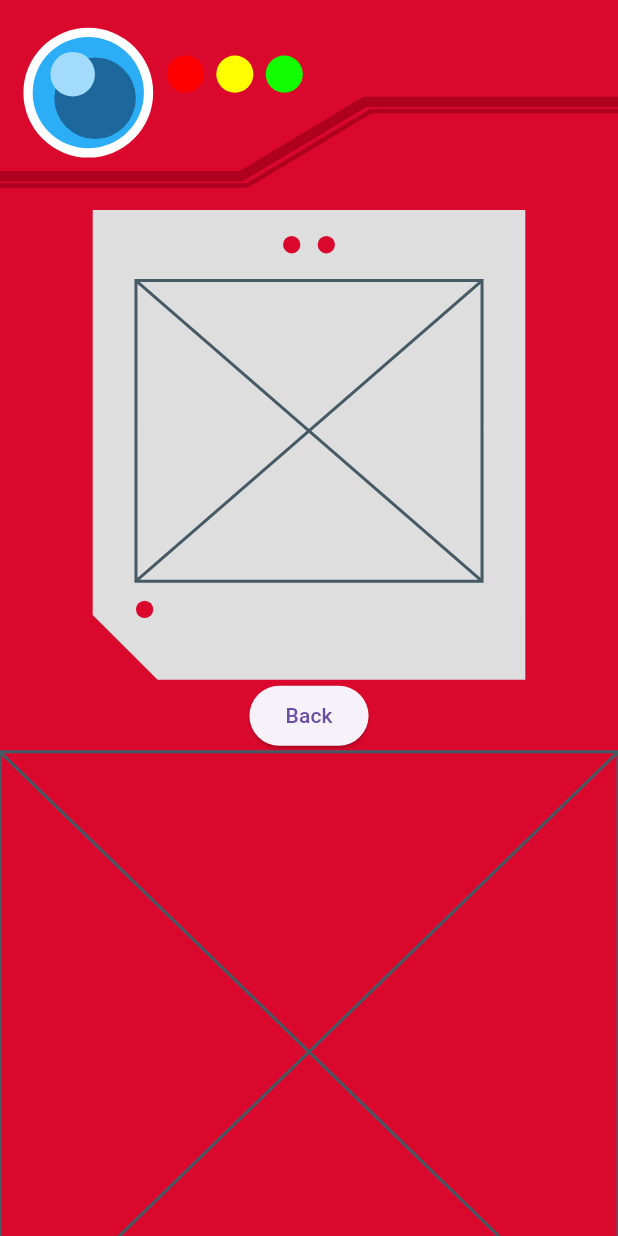
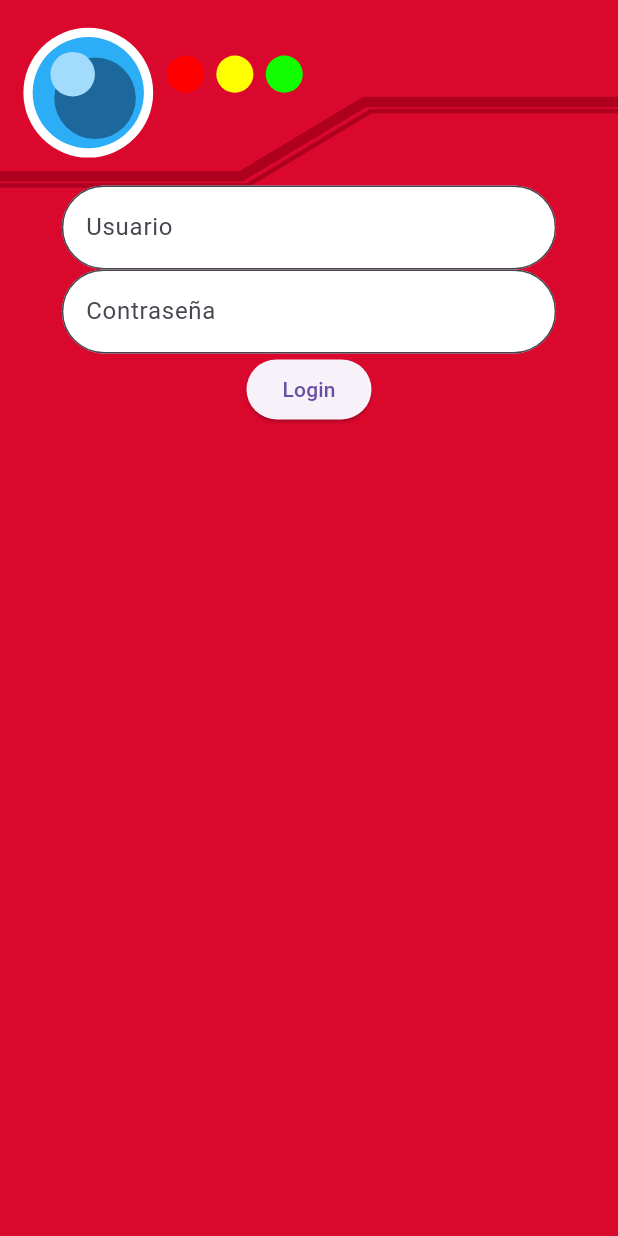
Before and after one commit to AngelFavila/poquidax, a Flutter app: the screen it shows after launch, after a tap on "Login", on a phone screen of 412 x 824 dp. Run offline on Flutter 3.47's test engine with Material 3 defaults, Android fonts, the phone set to English and light mode, and no system bars.

Commit message:
Cambios a Views en lugar de clases con ViewModel

```diff
--- a/poquidax/lib/main.dart
+++ b/poquidax/lib/main.dart
@@ -2,7 +2,7 @@ import 'package:flutter/material.dart';
 import 'package:flutter/services.dart';
 import 'package:provider/provider.dart';
 import 'view/shared/pokedex_banner.dart';
-import 'viewmodel/main_view_model.dart';
+import 'viewmodel/main_viewModel.dart';
 
 void main() {
   WidgetsFlutterBinding.ensureInitialized();
@@ -58,8 +58,9 @@ class MainApp extends StatelessWidget {
           children: [
             bannerContainer(
                 height: screenSize.height,
-                        colorScheme: myColorScheme), //Banner que esta estatico en pantallas
-                    ...viewModel.screenWidgets, // Carga lista de Widgets del view model
+                colorScheme:
+                    myColorScheme), //Banner que esta estatico en pantallas
+            viewModel.screenWidget, // Carga lista de Widgets del view model
           ],
         ),
       ),
--- /dev/null
+++ b/poquidax/lib/view/login/login_view.dart
@@ -0,0 +1,82 @@
+import 'package:flutter/material.dart';
+import '../../viewmodel/login_viewModel.dart';
+
+class LoginView extends StatefulWidget {
+  LoginViewModel _viewModel;
+  final Size screenSize;
+
+  LoginView(this._viewModel, {super.key, required this.screenSize, required Function onLoginResult}) {
+    _viewModel.onLoginResult = onLoginResult;
+  }
+
+  @override
+  State<LoginView> createState() => _LoginViewState();
+}
+
+class _LoginViewState extends State<LoginView> {
+  @override
+  Widget build(BuildContext context) {
+    return Column(
+      children: [
+        UserField(),
+        PasswordField(),
+        LoginButton(),
+      ],
+    );
+  }
+
+  // User Field
+  Widget UserField() {
+    return Padding(
+      padding: EdgeInsets.symmetric(horizontal: widget.screenSize.width * 0.1),
+      child: TextFormField(
+        onChanged: (value) {
+          widget._viewModel.username = value; // Update ViewModel username
+        },
+        decoration: InputDecoration(
+          labelText: 'Usuario',
+          floatingLabelBehavior: FloatingLabelBehavior.never,
+          filled: true,
+          fillColor: Colors.white,
+          border: OutlineInputBorder(borderRadius: BorderRadius.circular(30.0)),
+        ),
+      ),
+    );
+  }
+
+  // Password Field with ValueListenableBuilder
+  Widget PasswordField() {
+    return Padding(
+      padding: EdgeInsets.symmetric(horizontal: widget.screenSize.width * 0.1),
+      child: ValueListenableBuilder<String>(
+        valueListenable: widget._viewModel.passwordNotifier,
+        builder: (context, password, child) {
+          return TextFormField(
+            onChanged: (value) {
+              widget._viewModel.password = value; // Update ViewModel password
+            },
+            obscureText: true,
+            decoration: InputDecoration(
+              labelText: 'Contraseña',
+              floatingLabelBehavior: FloatingLabelBehavior.never,
+              filled: true,
+              fillColor: Colors.white,
+              border:
+                  OutlineInputBorder(borderRadius: BorderRadius.circular(30.0)),
+            ),
+          );
+        },
+      ),
+    );
+  }
+
+  // Login Button
+  Widget LoginButton() {
+    return ElevatedButton(
+      onPressed: () {
+        widget._viewModel.handleLogin(); // Funcion de Login
+      },
+      child: Text("Login"),
+    );
+  }
+}
--- a/poquidax/lib/view/shared/main_screen.dart
+++ /dev/null
@@ -1,102 +0,0 @@
-import 'package:flutter/material.dart';
-
-SizedBox pokeScreenFrameContainer(Widget screenContent,double width, double height) {
-  return SizedBox(
-              height: height,
-              width: width,
-              child: LayoutBuilder(
-    builder: (context, constraints) {
-      double sidePadding = constraints.maxWidth * 0.15;
-      double topPadding = constraints.maxHeight*0.05; // Subtract top padding
-      return SizedBox(
-        child: Padding(
-          padding: EdgeInsets.only(left: sidePadding, top: topPadding, right: sidePadding),
-          child: PokeScreenFrame.pokedexScreenFrame(screenContent: screenContent, width: width, height: height,),
-        ),
-      );
-    },
-  ));
-}
-
-class PokeScreenFrame extends StatelessWidget {
-  final double width;
-  final double height;
-  final Widget screenContent;
-
-  const PokeScreenFrame.pokedexScreenFrame({super.key, required this.screenContent, this.width = 100, this.height = 100});
-
-  @override
-  Widget build(BuildContext context) {
-    return SizedBox(
-      width: width,
-      height: height,
-      child: Stack(
-        alignment: Alignment.topLeft,
-        children: [
-          CustomPaint(
-            size: Size(width, height),
-            painter: CutCornerPainter(),
-          ),
-          pokedexScreen(screenContent,height*0.4),
-        ],
-      ),
-    );
-  }
-}
-
-class CutCornerPainter extends CustomPainter {
-  @override
-  void paint(Canvas canvas, Size size) {
-    var paint = Paint()
-      ..color = Color(0xFFDEDEDE) // Background color
-      ..style = PaintingStyle.fill;
-
-    var path = Path();
-    double cutSize = size.width * 0.15;
-
-    path.moveTo(0, 0);
-    path.lineTo(size.width, 0);
-    path.lineTo(size.width, size.height);
-    path.lineTo(cutSize, size.height);
-    path.lineTo(0, size.height - cutSize);
-    path.close();
-
-    canvas.drawPath(path, paint);
-
-    var circlePaint = Paint()
-      ..color = Color(0xFFDB082D) // Circle color
-      ..style = PaintingStyle.fill;
-
-    double radius = size.width * 0.02;
-
-    canvas.drawCircle(Offset(size.width/2-radius*2, radius*4), radius, circlePaint);
-    canvas.drawCircle(Offset(size.width/2+radius*2, radius*4), radius, circlePaint);
-    canvas.drawCircle(Offset(size.width*0.16-radius*2, size.height*0.85), radius, circlePaint);
-  }
-
-  @override
-  bool shouldRepaint(CustomPainter oldDelegate) => false;
-}
-
-LayoutBuilder pokedexScreen(Widget screenContent, double height) {
-  return LayoutBuilder(
-    builder: (context, constraints) {
-      double leftPadding = constraints.maxWidth * 0.10;
-      double topPadding = constraints.maxHeight * 0.15;
-      return SizedBox(
-        height: constraints.maxHeight,
-        width: constraints.maxWidth,
-        child: Padding(
-          padding: EdgeInsets.only(
-              left: leftPadding,
-              top: topPadding,
-              right: leftPadding,
-              bottom: topPadding *1.4),
-          child: SizedBox(
-            height: height,
-            child: screenContent)
-        ),
-      );
-    },
-  );
-}
--- /dev/null
+++ b/poquidax/lib/viewmodel/home_viewModel.dart
@@ -0,0 +1,12 @@
+import 'package:flutter/material.dart';
+
+class HomeViewModel extends ChangeNotifier {
+  late Function onBackButton;
+
+  HomeViewModel({required this.onBackButton});
+
+  // Handle login logic
+  void handleLogin() {
+    onBackButton();
+  }
+}
--- /dev/null
+++ b/poquidax/lib/viewmodel/login_viewModel.dart
@@ -0,0 +1,41 @@
+import 'package:flutter/material.dart';
+
+class LoginViewModel {
+  String _username = '';
+  String _password = '';
+  final ValueNotifier<String> _usernameNotifier = ValueNotifier('');
+  final ValueNotifier<String> _passwordNotifier = ValueNotifier('');
+
+  // Remove final so it can be set
+  late Function onLoginResult;  // This allows it to be mutable
+
+  // Constructor with the callback parameter
+  LoginViewModel({required this.onLoginResult});
+
+  // Getter for the username notifier
+  ValueNotifier<String> get usernameNotifier => _usernameNotifier;
+
+  // Getter for the password notifier
+  ValueNotifier<String> get passwordNotifier => _passwordNotifier;
+
+  // Setters for username and password
+  set username(String value) {
+    _username = value.trim();
+    _usernameNotifier.value = _username;
+  }
+
+  set password(String value) {
+    _password = value.trim();
+    _passwordNotifier.value = _password;
+  }
+
+  // Handle login logic
+  void handleLogin() {
+    onLoginResult(_isValidCredentials());
+  }
+
+  // Example validation for username and password
+  bool _isValidCredentials() {
+    return _username == 'admin' && _password == '12345';
+  }
+}
--- /dev/null
+++ b/poquidax/lib/viewmodel/main_viewModel.dart
@@ -0,0 +1,58 @@
+import 'package:flutter/material.dart';
+import 'package:pokedax/view/login/login_view.dart';
+import 'package:pokedax/view/shared/home_view.dart';
+import 'login_viewModel.dart';
+import 'home_viewModel.dart';
+
+class MainViewModel extends ChangeNotifier {
+  Widget _screenWidget = Placeholder();
+  bool _isLoggedIn = false;
+
+Widget get screenWidget => _screenWidget;
+  final Size screenSize;
+
+  MainViewModel({required this.screenSize}) {
+    _initialize();
+  }
+
+  void _initialize() {
+    // Verifica que el usuario este loggeado al iniciar la aplicación
+    if (_isLoggedIn) {
+      _showHomeScreen();
+    } else {
+      _showLoginScreen();
+    }
+    updateScreen(screenWidget);
+  }
+
+  void updateScreen(Widget newWidget) {
+    _screenWidget = newWidget;
+    notifyListeners();
+  }
+
+  // Construye la pantalla de Home
+  void _showHomeScreen() {
+    var homeViewModel = HomeViewModel(onBackButton: backButton);
+    var homeView = HomeView(homeViewModel, screenSize: Size(screenSize.width, screenSize.height * 0.85), onBackButton: backButton, screenContent: Placeholder(),);
+    updateScreen(homeView);
+  }
+
+  void _showLoginScreen() {
+  var loginViewModel = LoginViewModel(onLoginResult: handleLoginResult);
+  var loginView = LoginView(loginViewModel, screenSize: Size(screenSize.width, screenSize.height * 0.85), onLoginResult: handleLoginResult);
+  updateScreen(loginView);
+}
+
+void handleLoginResult(bool success) {
+  if (success) {
+    _showHomeScreen();
+  } else {
+    _showLoginScreen();
+  }
+}
+
+void backButton() {
+  _showLoginScreen();
+}
+
+}
--- a/poquidax/lib/viewmodel/main_view_model.dart
+++ /dev/null
@@ -1,62 +0,0 @@
-import 'package:flutter/material.dart';
-
-import '../view/shared/main_screen.dart';
-
-class MainViewModel extends ChangeNotifier {
-  List<Widget> _screenWidgets = [];
-  bool _isLoggedIn = false;
-
-  List<Widget> get screenWidgets => _screenWidgets;
-  final Size screenSize;
-
-  MainViewModel({required this.screenSize}) {
-    _initialize();
-  }
-
-  void _initialize() {
-    // Verifica que el usuario este loggeado al iniciar la aplicación
-    if (_isLoggedIn) {
-      _screenWidgets = _buildHomeScreen();
-    } else {
-      _screenWidgets = _buildLoginScreen();
-    }
-    updateScreen(_screenWidgets);
-  }
-
-  void updateScreen(List<Widget> newWidgets) {
-    _screenWidgets = newWidgets;
-    notifyListeners();
-  }
-
-  // Construye la pantalla de Home
-  List<Widget> _buildHomeScreen() {
-    return [
-      pokeScreenFrameContainer(
-        Placeholder(),
-        screenSize.width,
-        screenSize.height * 0.4,
-      ),
-      ElevatedButton(onPressed: ()=> updateScreen(_buildLoginScreen()), child: Text("Back")),
-      Placeholder(),
-    ];
-  }
-
-  // Construye la pantallde login
-  List<Widget> _buildLoginScreen() {
-    return [
-      Center(
-        child: Column(children: [
-          TextFormField(),
-          TextFormField(
-
-          ),
-          ElevatedButton(
-            onPressed: () =>
-                updateScreen(_buildHomeScreen()), //Manda a la ventana principal
-            child: Text("Login"),
-          ),
-        ]),
-      ),
-    ];
-  }
-}
```
Also changed, not shown: poquidax/lib/view/shared/home_view.dart (added, +126 -0 lines). Lines whose indentation alone changed are shown as unchanged.
